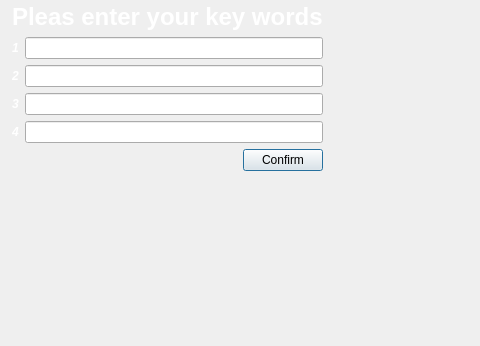
This is ui/receivesecurewordswindow.ui in Avesta85/JukeBox as Qt 5 draws it before an edit; both pictures show x 254 to 734 and y 172 to 518 of the 843 by 518 pixel window. The edited form follows.
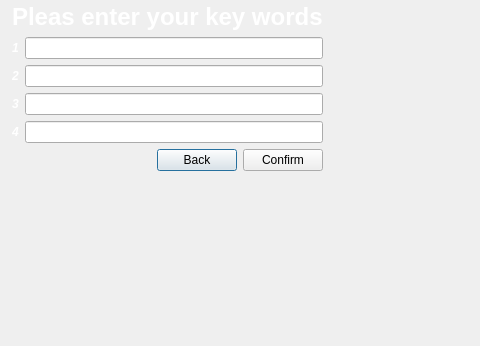
This is the edited form.

Commit message: v1 longin ui-class

```diff
--- a/ui/receivesecurewordswindow.ui
+++ b/ui/receivesecurewordswindow.ui
@@ -114,7 +114,14 @@
           </spacer>
          </item>
          <item>
-          <widget class="QPushButton" name="pushButton">
+          <widget class="QPushButton" name="pushButton_Back">
+           <property name="text">
+            <string>Back</string>
+           </property>
+          </widget>
+         </item>
+         <item>
+          <widget class="QPushButton" name="pushButton_coniform">
            <property name="text">
             <string>Confirm</string>
            </property>
```
Left out of the diff: 2 changed lines with no effect on the pictures. The commit also changes 30 other files.
